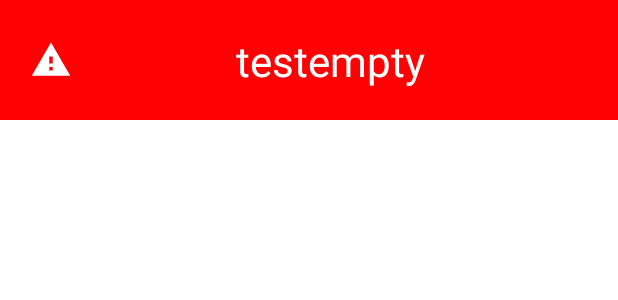
After one commit to AndroideHarryx/PokemonDiamont2022, an Android app: the layout error_layout_manager.xml on its own in the app's theme, with its tools: preview values and no code run, on a phone screen of 412 x 824 dp. The commit adds this screen. Shown: the top 300 px of the screen. Run offline under Robolectric (Android 15) with nearby library versions, the phone set to English and light mode, and no system bars.

Commit message:
warning layout and efect

```diff
--- a/app/src/main/AndroidManifest.xml
+++ b/app/src/main/AndroidManifest.xml
@@ -13,7 +13,7 @@
         android:supportsRtl="true"
         android:theme="@style/Theme.Testempty">
         <activity
-            android:name="com.bootcamp.testempty.MainActivity"
+            android:name="com.bootcamp.pokemondiamont2022.MainActivity"
             android:exported="true">
             <intent-filter>
                 <action android:name="android.intent.action.MAIN" />
--- /dev/null
+++ b/app/src/main/res/drawable/ic_baseline_warning_24.xml
@@ -0,0 +1,5 @@
+<vector android:height="48dp" android:tint="#FFFFFF"
+    android:viewportHeight="24" android:viewportWidth="24"
+    android:width="48dp" xmlns:android="http://schemas.android.com/apk/res/android">
+    <path android:fillColor="@android:color/white" android:pathData="M1,21h22L12,2 1,21zM13,18h-2v-2h2v2zM13,14h-2v-4h2v4z"/>
+</vector>
--- /dev/null
+++ b/app/src/main/res/layout/error_layout_manager.xml
@@ -0,0 +1,30 @@
+<?xml version="1.0" encoding="utf-8"?>
+<androidx.constraintlayout.widget.ConstraintLayout xmlns:android="http://schemas.android.com/apk/res/android"
+    android:layout_width="match_parent"
+    xmlns:app="http://schemas.android.com/apk/res-auto"
+    android:background="#ff0103"
+    android:layout_height="80dp">
+
+    <ImageView
+        android:id="@+id/imageView"
+        android:layout_width="28dp"
+        android:layout_height="28dp"
+        android:layout_marginStart="20dp"
+        android:src="@drawable/ic_baseline_warning_24"
+        app:layout_constraintBottom_toBottomOf="parent"
+        app:layout_constraintStart_toStartOf="parent"
+        app:layout_constraintTop_toTopOf="parent" />
+
+    <TextView
+        android:layout_width="wrap_content"
+        android:layout_height="wrap_content"
+        android:layout_marginEnd="20dp"
+        android:text="@string/app_name"
+        android:textColor="@color/white"
+        android:textSize="28sp"
+        app:layout_constraintBottom_toBottomOf="parent"
+        app:layout_constraintEnd_toEndOf="parent"
+        app:layout_constraintStart_toEndOf="@+id/imageView"
+        app:layout_constraintTop_toTopOf="parent" />
+
+</androidx.constraintlayout.widget.ConstraintLayout>
```
Also changed, not shown: app/src/main/java/com/bootcamp/pokemondiamont2022/MainActivity.kt (+10 -2 lines), app/src/main/java/com/bootcamp/pokemondiamont2022/presenters/MainPresenter.kt (+31 -0 lines), app/src/main/res/anim/slide_bottom_to_out.xml (added, +8 -0 lines), app/src/main/res/anim/slide_top_to_in.xml (added, +8 -0 lines), app/src/main/res/layout/activity_main.xml (+10 -1 lines).
